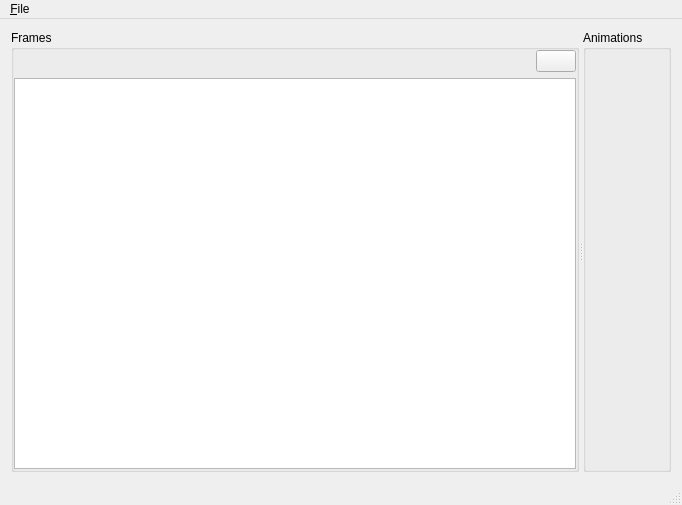
skwee/dmut, file src/mainwindow.ui: the form before one commit.
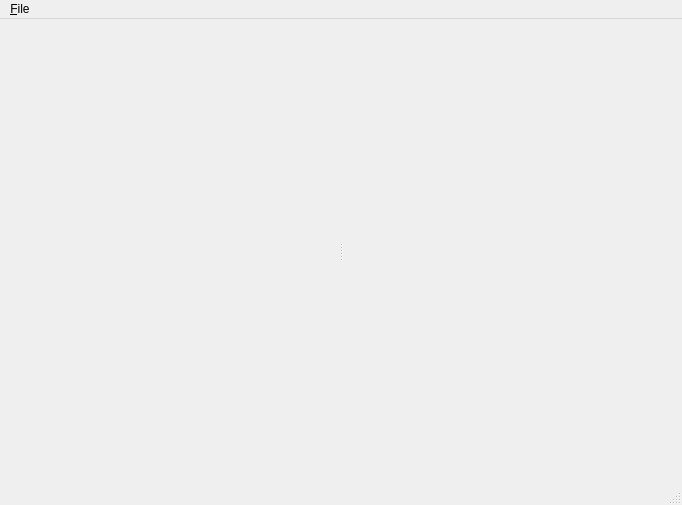
The form after the commit. Icons and pictures are not drawn. Custom widgets are drawn as their Qt base class.

Commit message: frames and preperation to animations

Diff of the .ui file:
```diff
--- a/src/mainwindow.ui
+++ b/src/mainwindow.ui
@@ -26,83 +26,22 @@
       <property name="orientation">
        <enum>Qt::Horizontal</enum>
       </property>
-      <property name="opaqueResize">
-       <bool>true</bool>
-      </property>
-      <property name="childrenCollapsible">
-       <bool>false</bool>
-      </property>
-      <widget class="QGroupBox" name="frameListGroupBox">
-       <property name="title">
-        <string>Frames</string>
+      <widget class="FrameListFrame" name="frameListFrame">
+       <property name="autoFillBackground">
+        <bool>false</bool>
        </property>
-       <layout class="QVBoxLayout" name="verticalLayout">
-        <property name="leftMargin">
-         <number>0</number>
-        </property>
-        <property name="topMargin">
-         <number>0</number>
-        </property>
-        <property name="rightMargin">
-         <number>0</number>
-        </property>
-        <property name="bottomMargin">
-         <number>0</number>
-        </property>
-        <item>
-         <layout class="QHBoxLayout" name="frameListOptsLayout">
-          <item>
-           <spacer name="frameListOptsSpacer">
-            <property name="orientation">
-             <enum>Qt::Horizontal</enum>
-            </property>
-            <property name="sizeHint" stdset="0">
-             <size>
-              <width>40</width>
-              <height>20</height>
-             </size>
-            </property>
-           </spacer>
-          </item>
-          <item>
-           <widget class="QPushButton" name="frameListOptsChangeViewTypeButton">
-            <property name="text">
-             <string/>
-            </property>
-            <property name="icon">
-             <iconset resource="../iconset.qrc">
-              <normaloff>:/src/icons/16x16/actions/document-properties.png</normaloff>:/src/icons/16x16/actions/document-properties.png</iconset>
-            </property>
-           </widget>
-          </item>
-         </layout>
-        </item>
-        <item>
-         <widget class="FrameListView" name="frameList"/>
-        </item>
-       </layout>
+       <property name="styleSheet">
+        <string notr="true"/>
+       </property>
       </widget>
-      <widget class="QGroupBox" name="animationListGroupBox">
-       <property name="title">
-        <string>Animations</string>
+      <widget class="QFrame" name="animationsFramesListFrame">
+       <property name="frameShape">
+        <enum>QFrame::NoFrame</enum>
        </property>
-       <layout class="QVBoxLayout" name="verticalLayout_2">
-        <property name="leftMargin">
-         <number>0</number>
-        </property>
-        <property name="topMargin">
-         <number>0</number>
-        </property>
-        <property name="rightMargin">
-         <number>0</number>
-        </property>
-        <property name="bottomMargin">
-         <number>0</number>
-        </property>
-        <item>
-         <layout class="QHBoxLayout" name="animationSelectorLayout"/>
-        </item>
-       </layout>
+       <property name="frameShadow">
+        <enum>QFrame::Raised</enum>
+       </property>
+       <zorder>frameListFrame</zorder>
       </widget>
      </widget>
     </item>
@@ -161,9 +100,10 @@
  <layoutdefault spacing="6" margin="11"/>
  <customwidgets>
   <customwidget>
-   <class>FrameListView</class>
-   <extends>QListView</extends>
-   <header>src/framelistview.h</header>
+   <class>FrameListFrame</class>
+   <extends>QFrame</extends>
+   <header>src/framelistframe.h</header>
+   <container>1</container>
   </customwidget>
  </customwidgets>
  <resources>
```
The commit also changes 16 other files.
